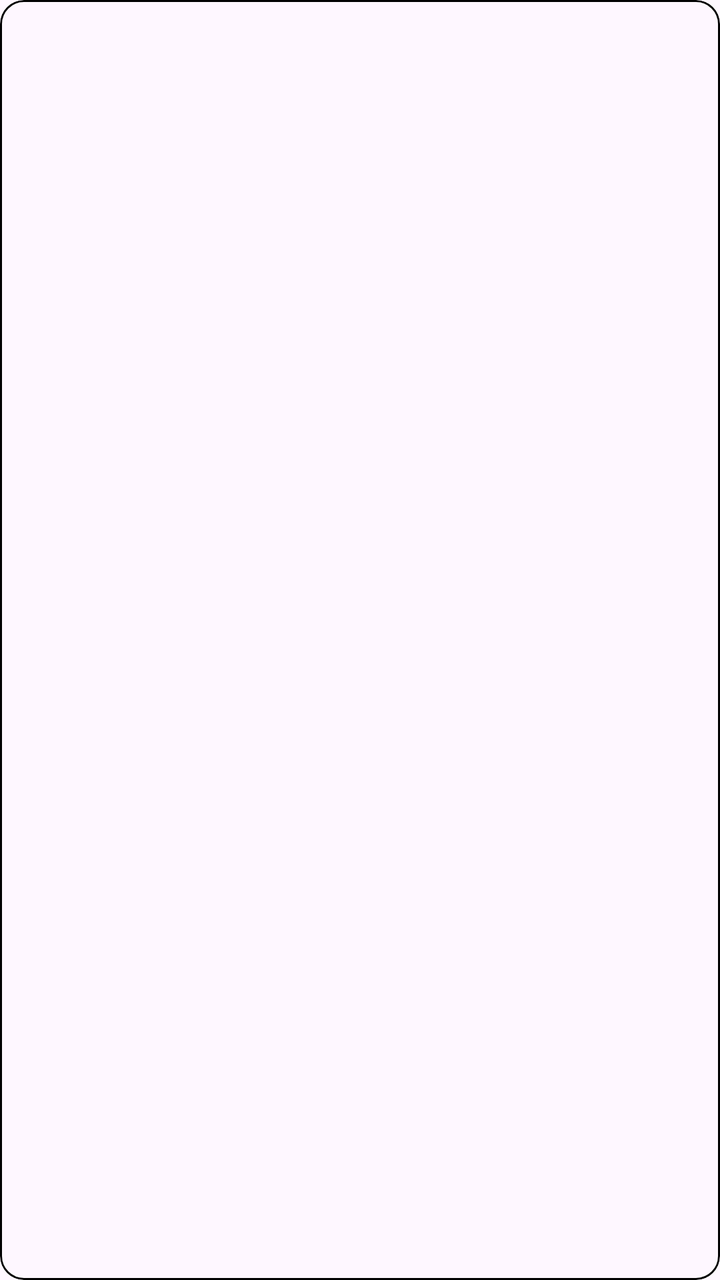
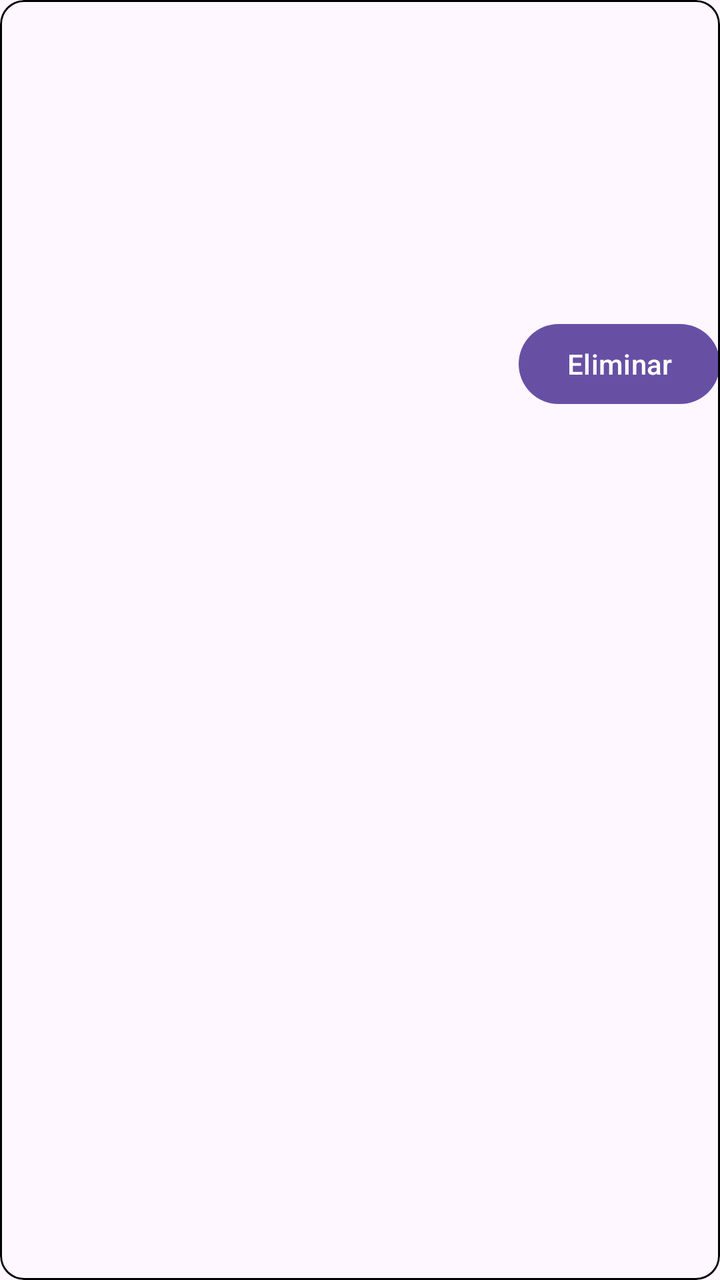

Screens rendered from an Android XML layout before and after an edit, with the pre-edit source and the edit as a unified diff.
<!-- AndroidManifest.xml: application theme Theme.Viatges -->
<!-- res/layout/viatge_item.xml -->
<?xml version="1.0" encoding="utf-8"?>
<com.google.android.material.card.MaterialCardView xmlns:android="http://schemas.android.com/apk/res/android"
    xmlns:app="http://schemas.android.com/apk/res-auto"
    android:layout_width="match_parent"
    android:layout_height="wrap_content"
    android:layout_margin="16dp"
    android:padding="16dp"
    app:strokeColor="@color/black"
    app:strokeWidth="1dp">

    <androidx.constraintlayout.widget.ConstraintLayout
        android:layout_width="match_parent"
        android:layout_height="wrap_content">

        <ImageView
            android:id="@+id/imatge"
            android:layout_width="100dp"
            android:layout_height="100dp"
            android:layout_margin="16dp"
            app:layout_constraintBottom_toBottomOf="parent"
            app:layout_constraintStart_toStartOf="parent"
            app:layout_constraintTop_toTopOf="parent" />

        <TextView
            android:id="@+id/destinacio"
            android:layout_width="0dp"
            android:layout_height="wrap_content"
            android:layout_margin="16dp"
            app:layout_constraintEnd_toEndOf="parent"
            app:layout_constraintStart_toEndOf="@id/imatge"
            app:layout_constraintTop_toTopOf="@id/imatge" />

        <TextView
            android:id="@+id/data_sortida"
            android:layout_width="0dp"
            android:layout_height="wrap_content"
            android:layout_margin="16dp"
            app:layout_constraintEnd_toStartOf="@id/data_tornada"
            app:layout_constraintStart_toEndOf="@id/imatge"
            app:layout_constraintTop_toBottomOf="@id/destinacio" />


        <TextView
            android:id="@+id/data_tornada"
            android:layout_width="0dp"
            android:layout_height="wrap_content"
            android:layout_margin="16dp"
            app:layout_constraintEnd_toEndOf="parent"
            app:layout_constraintStart_toEndOf="@id/data_sortida"
            app:layout_constraintTop_toBottomOf="@id/destinacio" />

        <TextView
            android:id="@+id/preu"
            android:layout_width="50dp"
            android:layout_height="wrap_content"
            android:layout_margin="16dp"
            app:layout_constraintEnd_toEndOf="parent"
            app:layout_constraintTop_toBottomOf="@id/data_tornada" />


    </androidx.constraintlayout.widget.ConstraintLayout>

</com.google.android.material.card.MaterialCardView>
<!-- resources referenced by this layout -->
<resources>
  <color name="black">#FF000000</color>
  <style name="Theme.Viatges" parent="Base.Theme.Viatges" />
  <style name="Base.Theme.Viatges" parent="Theme.Material3.DayNight.NoActionBar">
          
          
      </style>
</resources>

<!-- the commit's change to res/layout/viatge_item.xml (unified diff, before → after) -->
@@ -57,6 +57,13 @@
             app:layout_constraintEnd_toEndOf="parent"
             app:layout_constraintTop_toBottomOf="@id/data_tornada" />
 
+        <Button
+            android:id="@+id/delete"
+            android:layout_width="wrap_content"
+            android:layout_height="wrap_content"
+            android:text="Eliminar"
+            app:layout_constraintEnd_toEndOf="parent"
+            app:layout_constraintTop_toBottomOf="@id/preu" />
 
     </androidx.constraintlayout.widget.ConstraintLayout>
 
